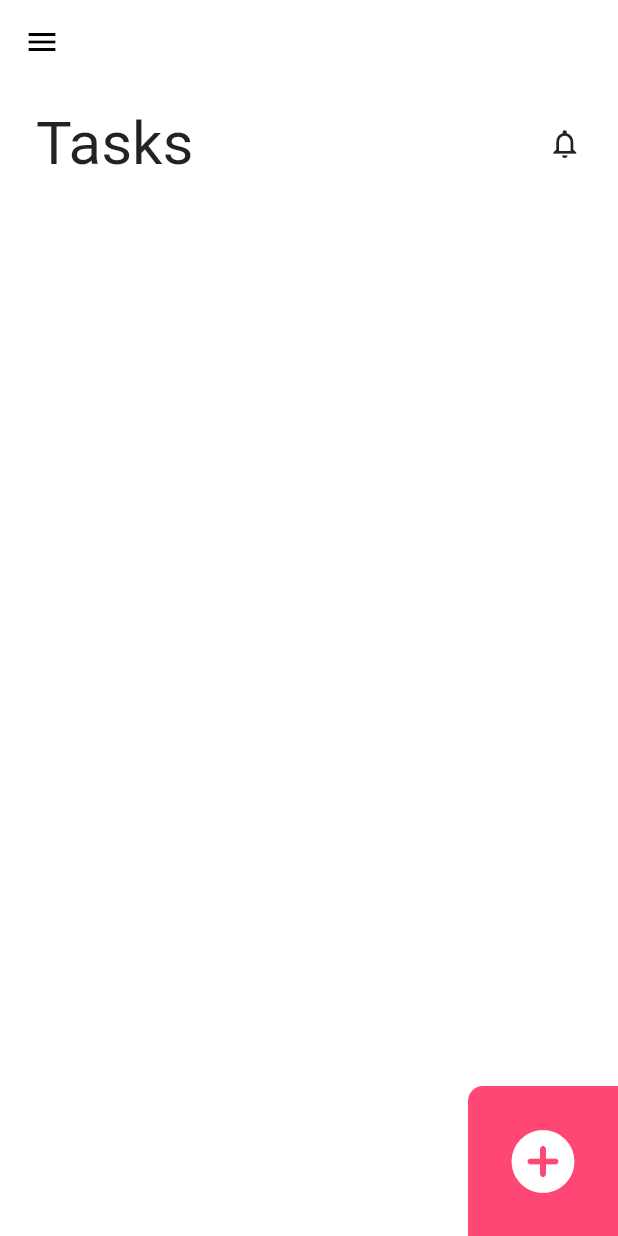
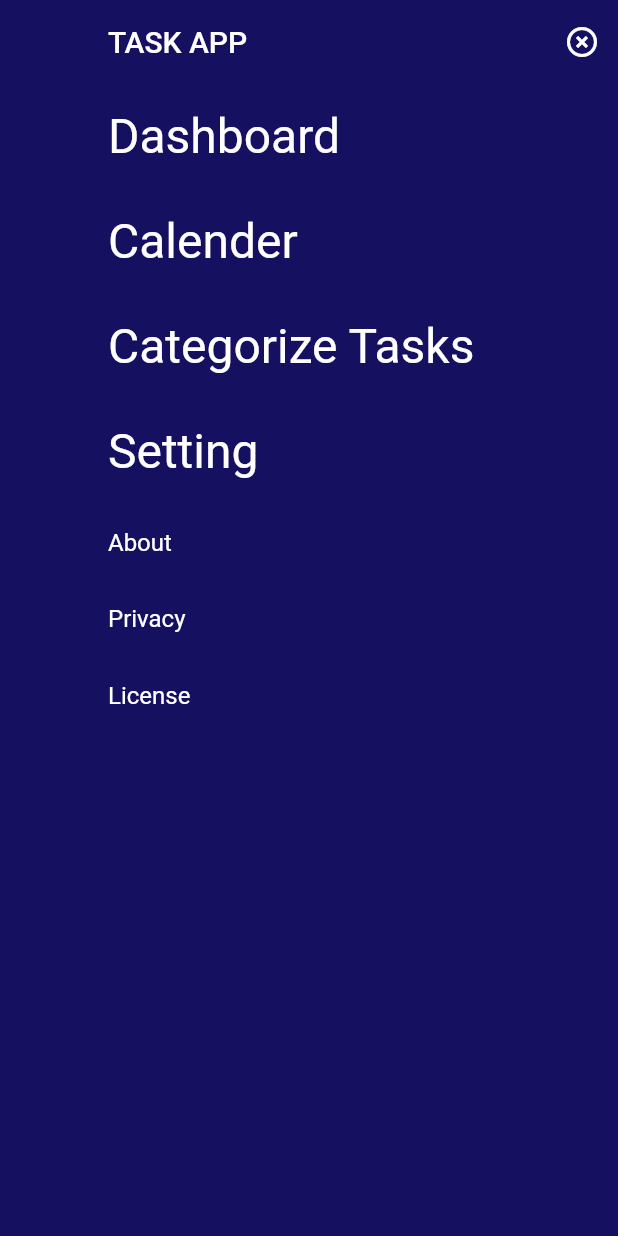
Before and after one commit to medwonuola/buck, a Flutter app: the screen it shows after launch, after a tap on the "menu" icon, on a phone screen of 412 x 824 dp. Run offline on Flutter 3.47's test engine with Material 2 defaults, Android fonts, the phone set to English and light mode, and no system bars.

```diff
--- a/lib/constants.dart
+++ b/lib/constants.dart
@@ -1,4 +1,5 @@
 import 'package:flutter/material.dart';
 
 const kPrimaryColor = Color(0xFFFE4775);
+const kSecondaryColor = Color(0xFF161060);
 const headlineStyle = TextStyle(fontSize: 40);
--- a/lib/main.dart
+++ b/lib/main.dart
@@ -8,6 +8,7 @@ class Buck extends StatelessWidget {
   @override
   Widget build(BuildContext context) {
     return MaterialApp(
+      debugShowCheckedModeBanner: false,
       theme: ThemeData(
           primaryColor: kPrimaryColor,
           canvasColor: Colors.white,
--- a/lib/view/add_todo.dart
+++ b/lib/view/add_todo.dart
@@ -43,7 +43,8 @@ class _AddTodoState extends State<AddTodo> {
                 TextField(
                   onSubmitted: updateContent,
                   onChanged: updateContent,
-                  style: TextStyle(fontSize: 24),
+                  cursorColor: Colors.grey,
+                  style: TextStyle(fontSize: 30),
                   minLines: 1,
                   maxLines: 4,
                   decoration: InputDecoration(
--- a/lib/view/home.dart
+++ b/lib/view/home.dart
@@ -1,3 +1,4 @@
+import 'package:buck/constants.dart';
 import 'package:buck/view/util/add_todo_botton.dart';
 import 'package:buck/view/util/todo_block.dart';
 import 'package:buck/view/util/top_section.dart';
@@ -6,6 +7,53 @@ import 'package:flutter/material.dart';
 import 'package:flutter/widgets.dart';
 import '../model.dart';
 import 'add_todo.dart';
+
+class SideBar extends StatelessWidget {
+  @override
+  Widget build(BuildContext context) {
+    return Scaffold(
+        backgroundColor: kSecondaryColor,
+        appBar: AppBar(
+          backgroundColor: Colors.transparent,
+          elevation: 0,
+          title: Text("TASK APP"),
+          leading: Container(),
+          actions: [
+            IconButton(
+              icon: Icon(Icons.highlight_remove, color: Colors.white),
+              onPressed: () {
+                Navigator.pop(context);
+              },
+            )
+          ],
+        ),
+        body: Padding(
+          padding: const EdgeInsets.symmetric(horizontal: 72),
+          child:
+              Column(crossAxisAlignment: CrossAxisAlignment.start, children: [
+            ...["Dashboard", "Calender", "Categorize Tasks", "Setting"]
+                .map((e) => Padding(
+                      padding: const EdgeInsets.symmetric(vertical: 16.0),
+                      child: Text(
+                        e,
+                        style: TextStyle(fontSize: 32, color: Colors.white),
+                      ),
+                    )),
+            ...[
+              "About",
+              "Privacy",
+              "License",
+            ].map((e) => Padding(
+                  padding: const EdgeInsets.symmetric(vertical: 16.0),
+                  child: Text(
+                    e,
+                    style: TextStyle(fontSize: 16, color: Colors.white),
+                  ),
+                ))
+          ]),
+        ));
+  }
+}
 
 class Home extends StatefulWidget {
   @override
@@ -24,7 +72,14 @@ class _HomeState extends State<Home> {
       appBar: AppBar(
           leading: IconButton(
             icon: Icon(Icons.menu, color: Colors.black),
-            onPressed: () {},
+            onPressed: () {
+              Navigator.push(
+                context,
+                CupertinoPageRoute(
+                  builder: (BuildContext context) => SideBar(),
+                ),
+              );
+            },
           ),
           elevation: 0,
           backgroundColor: Colors.transparent),
```
